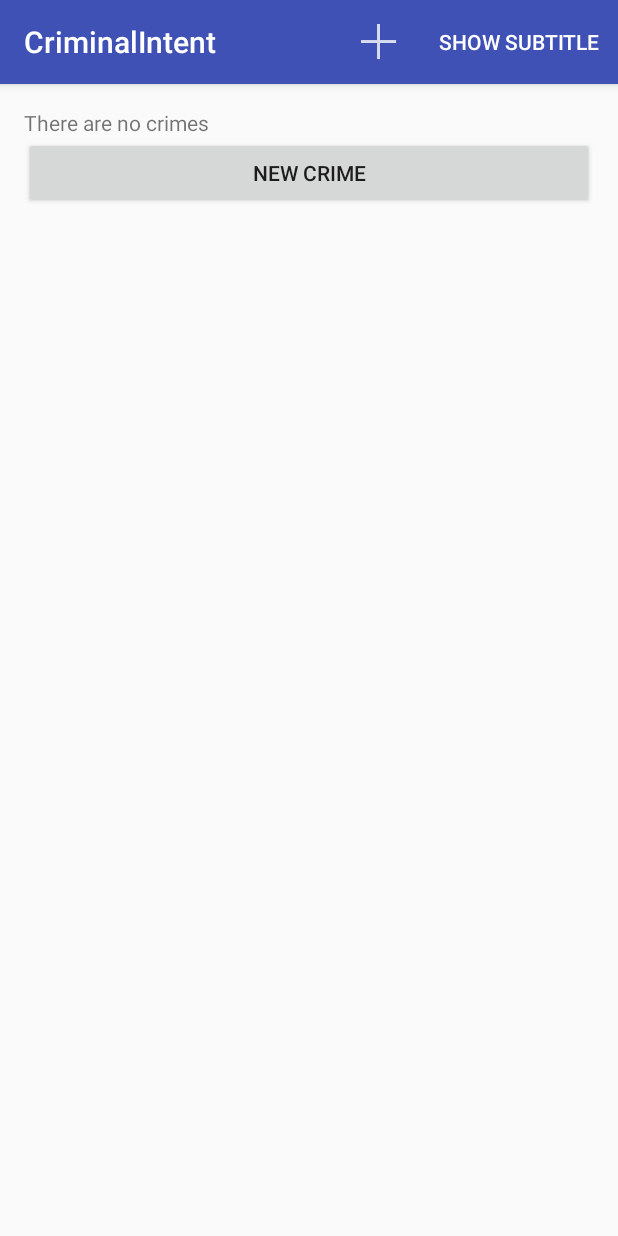
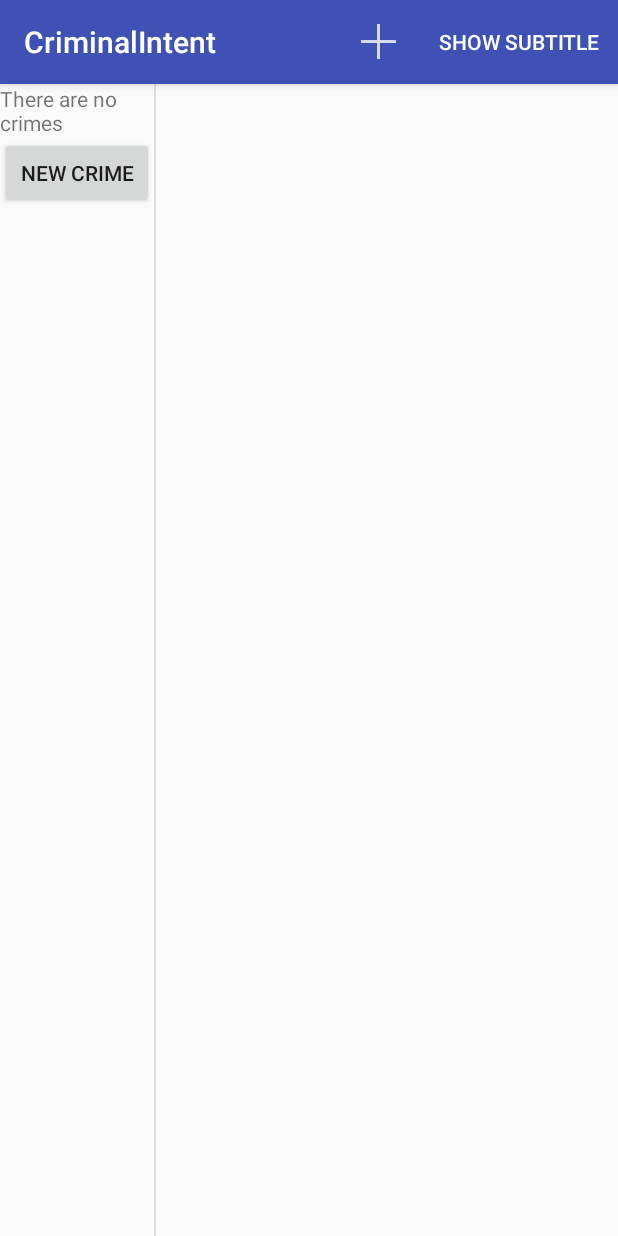
Before and after one commit to slao-learn/bnr_android, an Android app: the screen it shows after launch (CrimeListActivity), on a phone screen of 412 x 824 dp. Run offline under Robolectric (Android 15) with nearby library versions, the phone set to English and light mode, and no system bars.

Commit message:
add two pane activity for tablets

```diff
--- a/CriminalIntent/app/src/main/java/com/bignerdranch/android/criminalintent/CrimeListActivity.java
+++ b/CriminalIntent/app/src/main/java/com/bignerdranch/android/criminalintent/CrimeListActivity.java
@@ -11,4 +11,9 @@ public class CrimeListActivity extends SingleFragmentActivity {
     protected Fragment createFragment() {
         return new CrimeListFragment();
     }
+
+    @Override
+    protected int getLayoutResId() {
+        return R.layout.activity_twopane;
+    }
 }
--- a/CriminalIntent/app/src/main/java/com/bignerdranch/android/criminalintent/SingleFragmentActivity.java
+++ b/CriminalIntent/app/src/main/java/com/bignerdranch/android/criminalintent/SingleFragmentActivity.java
@@ -1,6 +1,7 @@
 package com.bignerdranch.android.criminalintent;
 
 import android.os.Bundle;
+import android.support.annotation.LayoutRes;
 import android.support.v4.app.Fragment;
 import android.support.v4.app.FragmentManager;
 import android.support.v7.app.AppCompatActivity;
@@ -12,10 +13,15 @@ public abstract class SingleFragmentActivity extends AppCompatActivity {
 
     protected abstract Fragment createFragment();
 
+    @LayoutRes
+    protected int getLayoutResId() {
+        return R.layout.activity_fragment;
+    }
+
     @Override
     public void onCreate(Bundle savedInstanceState) {
         super.onCreate(savedInstanceState);
-        setContentView(R.layout.activity_fragment);
+        setContentView(getLayoutResId());
 
         FragmentManager fm = getSupportFragmentManager();
         Fragment fragment = fm.findFragmentById(R.id.fragment_container);
--- /dev/null
+++ b/CriminalIntent/app/src/main/res/layout/activity_twopane.xml
@@ -0,0 +1,21 @@
+<?xml version="1.0" encoding="utf-8"?>
+<LinearLayout xmlns:android="http://schemas.android.com/apk/res/android"
+              android:layout_width="match_parent"
+              android:layout_height="match_parent"
+              android:divider="?android:attr/dividerHorizontal"
+              android:showDividers="middle"
+              android:orientation="horizontal">
+
+    <FrameLayout
+        android:id="@+id/fragment_container"
+        android:layout_width="0dp"
+        android:layout_height="match_parent"
+        android:layout_weight="1" />
+
+    <FrameLayout
+        android:id="@+id/detail_fragment_container"
+        android:layout_width="0dp"
+        android:layout_height="match_parent"
+        android:layout_weight="3" />
+
+</LinearLayout>
```
